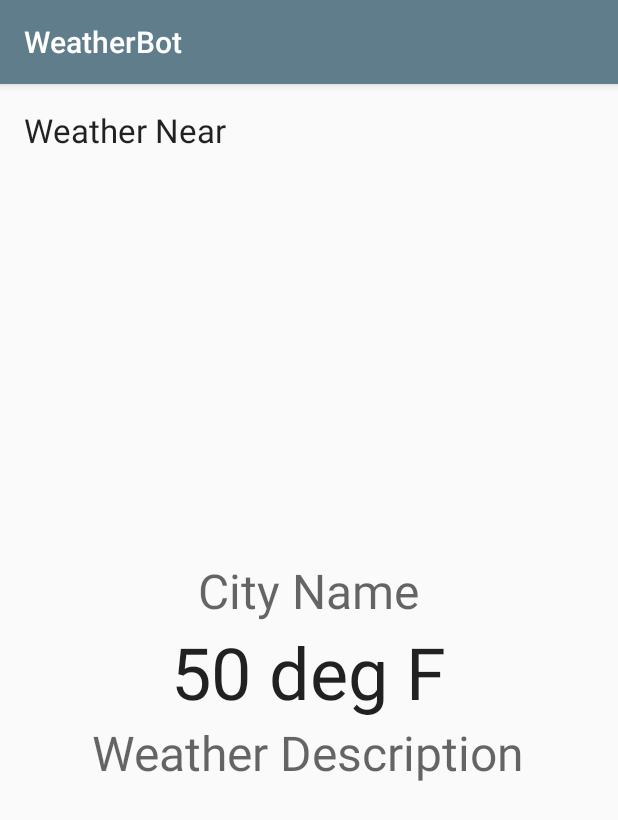
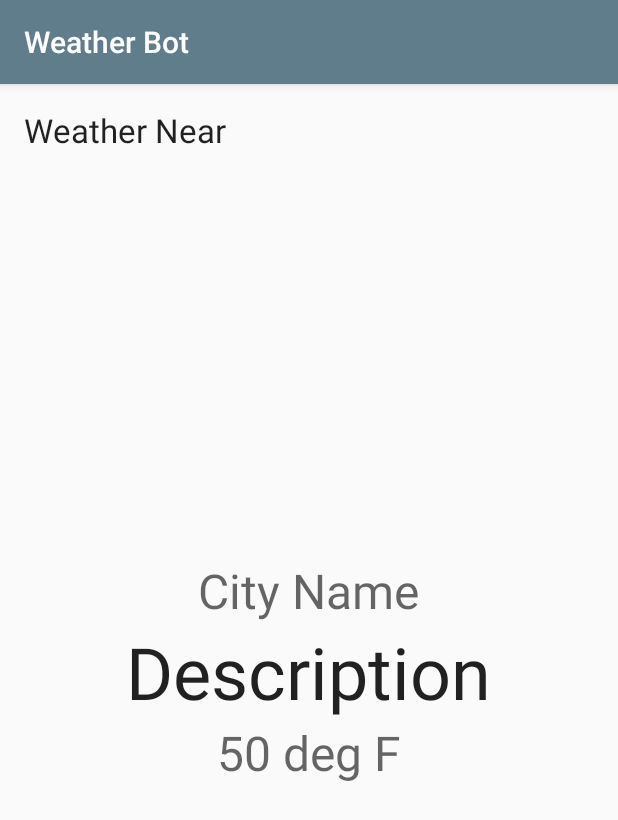
Before and after one commit to JeffreyRuder/WeatherBot, an Android app: the screen it shows after launch (CurrentWeatherActivity), after a tap on "SUBMIT", on a phone screen of 412 x 824 dp. Shown: the top 820 px of the screen. Run offline under Robolectric (Android 15) with nearby library versions, the phone set to English and light mode, and no system bars; our stand-ins replace ButterKnife, Picasso; pictures from the network do not load.

Commit message:
Add additional styles to current weather page

```diff
--- a/app/src/main/AndroidManifest.xml
+++ b/app/src/main/AndroidManifest.xml
@@ -10,7 +10,8 @@
         android:label="@string/app_name"
         android:supportsRtl="true"
         android:theme="@style/AppTheme" >
-        <activity android:name=".ui.MainActivity" >
+        <activity android:name=".ui.MainActivity"
+            android:theme="@style/NoActionBarTheme">
             <intent-filter>
                 <action android:name="android.intent.action.MAIN" />
 
@@ -18,6 +19,9 @@
             </intent-filter>
         </activity>
         <activity android:name=".ui.CurrentWeatherActivity" >
+            <meta-data
+                android:name="android.support.PARENT_ACTIVITY"
+                android:value=".ui.MainActivity" />
         </activity>
     </application>
 
--- a/app/src/main/java/com/example/guest/weatherbot/services/ImageFinder.java
+++ b/app/src/main/java/com/example/guest/weatherbot/services/ImageFinder.java
@@ -36,6 +36,9 @@ public class ImageFinder {
             //clear sky
             case 800: image = "http://i.imgur.com/EIJMl2T.jpg";
                 break;
+            //few clouds
+            case 801: image = "http://i.imgur.com/hUMz3ui.jpg";
+                break;
             //scattered or broken clouds
             case 802:case 803: image = "http://i.imgur.com/zvamn63.jpg";
                     break;
--- a/app/src/main/res/layout/activity_current_weather.xml
+++ b/app/src/main/res/layout/activity_current_weather.xml
@@ -9,7 +9,7 @@
     <ImageView
         android:layout_width="match_parent"
         android:layout_height="match_parent"
-        android:alpha="0.7"
+        android:alpha="0.3"
         android:id="@+id/backgroundImage" />
 
     <TextView
@@ -43,20 +43,20 @@
             android:layout_width="wrap_content"
             android:layout_height="wrap_content"
             android:textAppearance="?android:attr/textAppearanceLarge"
-            android:text="50 deg F"
+            android:text="Description"
             android:textSize="48sp"
             android:layout_below="@id/cityNameTextView"
-            android:id="@+id/temperatureTextView"
+            android:id="@+id/weatherDescriptionTextView"
             android:layout_centerHorizontal="true"/>
 
         <TextView
             android:layout_width="wrap_content"
             android:layout_height="wrap_content"
             android:textAppearance="?android:attr/textAppearanceMedium"
-            android:text="Weather Description"
+            android:text="50 deg F"
             android:textSize="32sp"
-            android:id="@+id/weatherDescriptionTextView"
-            android:layout_below="@+id/temperatureTextView"
+            android:id="@+id/temperatureTextView"
+            android:layout_below="@+id/weatherDescriptionTextView"
             android:layout_centerHorizontal="true" />
     </RelativeLayout>
 
--- a/app/src/main/res/values/strings.xml
+++ b/app/src/main/res/values/strings.xml
@@ -1,10 +1,13 @@
 <resources>
-    <string name="app_name">WeatherBot</string>
+    <string name="app_name">Weather Bot</string>
 
     <string name="appid">b65070e5fb08750ce2107ae3286b7f60</string>
 
     <string name="zip_code_hint">Enter Zip Code</string>
     <string name="submit">Submit</string>
+
     <string name="weather_near">Weather Near %s</string>
+
     <string name="temperature_output">%s&#xb0; F</string>
+    <string name="current_weather_background_content_description">Image of %s</string>
 </resources>
--- a/app/src/main/res/values/styles.xml
+++ b/app/src/main/res/values/styles.xml
@@ -8,4 +8,6 @@
         <item name="colorAccent">@color/colorAccent</item>
     </style>
 
+    <style name="NoActionBarTheme" parent="Theme.AppCompat.Light.NoActionBar"></style>
+
 </resources>
```
Also changed, not shown: app/src/main/java/com/example/guest/weatherbot/ui/CurrentWeatherActivity.java (+8 -5 lines), app/src/main/res/drawable/placeholder_icon.png (added).
